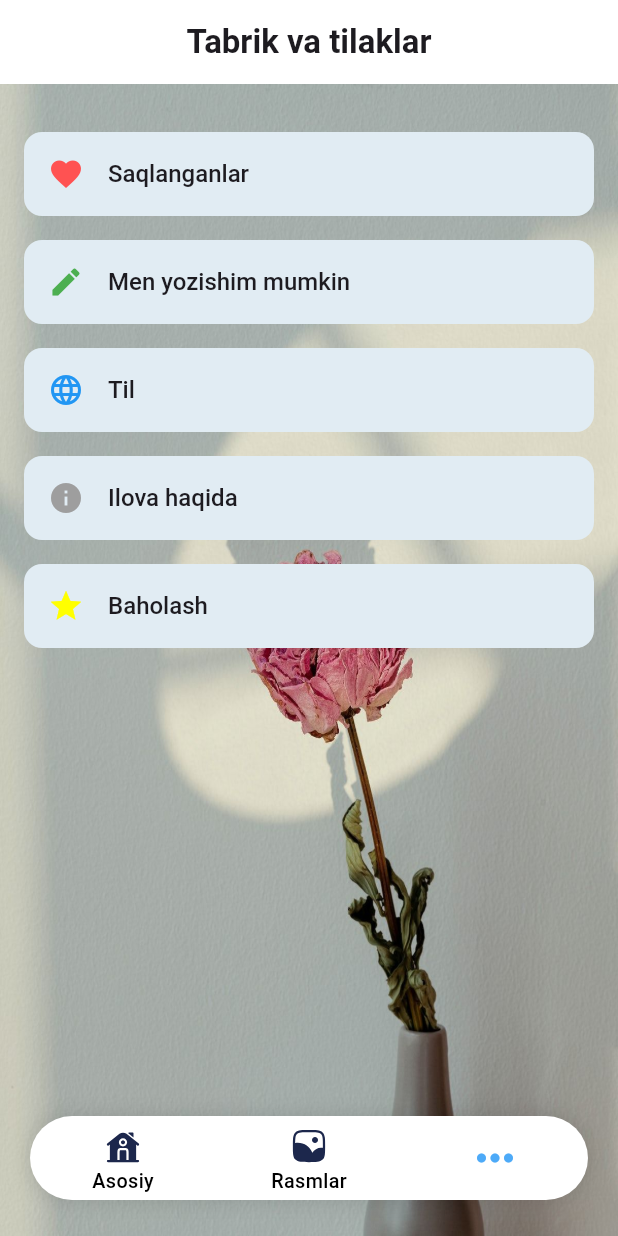
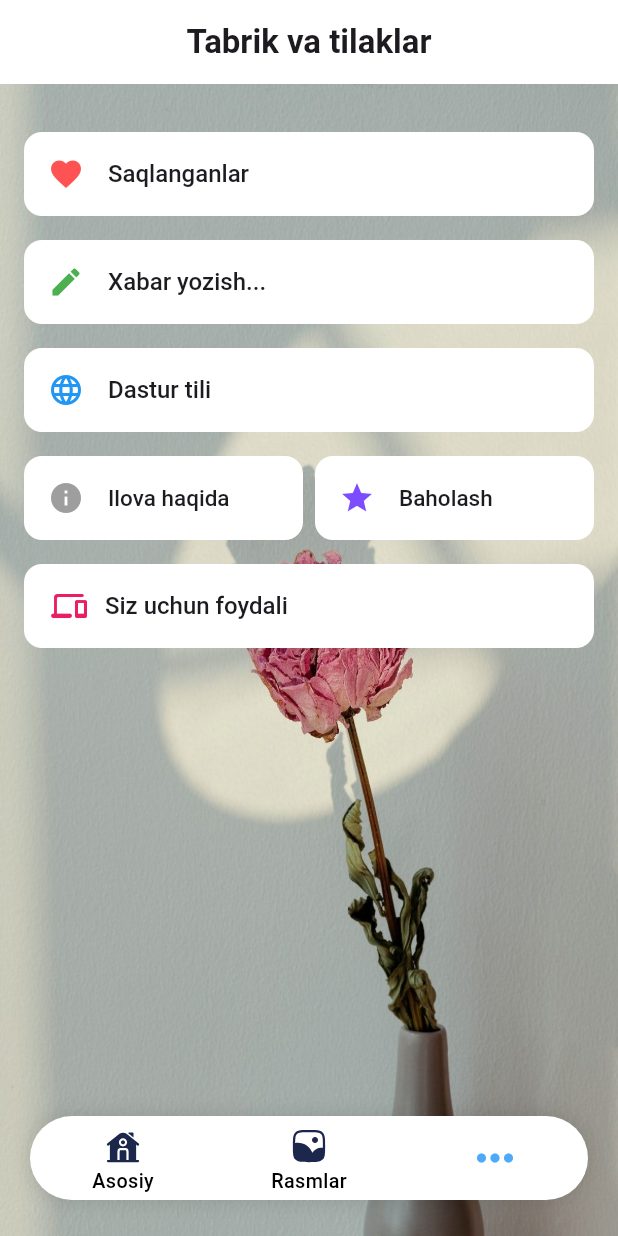
Before and after one commit to AbbosMamadaliyev/tabriknoma-va-tilaklar, a Flutter app: the screen it shows after launch, item 3 of the bottom bar chosen, on a phone screen of 412 x 824 dp. Run offline on Flutter 3.47's test engine with Material 3 defaults, Android fonts, the phone set to English and light mode, and no system bars; drawn by our look-alikes of google_mobile_ads; our stand-ins replace bloc, cached_network_image, connectivity_plus, curved_navigation_bar, dio, easy_localization and 22 more; missing offline and left inert: flutter_touch_ripple, rate_my_app; accounts and stored records are empty; network calls fail.

Commit message:
feat: foydali loyihalar bolimi, tg kanal, apps. +1 page reklama. app updated

```diff
--- a/assets/translations/uz.json
+++ b/assets/translations/uz.json
@@ -2,15 +2,15 @@
   "choose_lang": "Tilni tanlang",
   "confirm": "Tasdiqlash",
   "saved": "Saqlanganlar",
-  "i_write": "Men yozishim mumkin",
-  "langauge": "Til",
+  "i_write": "Xabar yozish...",
+  "langauge": "Dastur tili",
   "about_app": "Ilova haqida",
   "main": "Asosiy",
   "photos": "Rasmlar",
   "write_here": "Bu yerga yozing",
   "enter_your_text": "Matningizni kiriting",
   "please_enter_text": "Iltimos, matn kiriting",
-  "materials_in_the_app_taken_from_net": "Ilovadagi materiallar internet saytlardan olingan. Ushbu dastur muallifi ilovadagi materiallarni qo‘llab-quvvatlamaydi.",
+  "materials_in_the_app_taken_from_net": "Ilovadagi materiallar internet saytlardan olingan.",
   "share": "Ulashish",
   "evaluate": "Baholash",
   "if_you_like_app_please_rate_it": "Agar ilova sizga yoqqan bo‘lsa, uni baholang va do‘stlaringiz bilan ulashing.",
@@ -18,5 +18,11 @@
   "congratulations_via_pic": "Rasm orqali tabrik",
   "update": "Yangilash",
   "cancel": "Bekor qilish",
-  "update_app_info": "Hurmatli foydalanuvchi, ilovadan foydalanishni davom ettirish uchun sizdan so‘nggi versiyagacha yangilashingizni so'raymiz"
+  "update_app_info": "Hurmatli foydalanuvchi, ilovadan foydalanishni davom ettirish uchun sizdan so‘nggi versiyagacha yangilashingizni so'raymiz",
+  "useful_projects": "Foydali ilovalar",
+  "useful_for_you": "Siz uchun foydali",
+  "useful_channels": "Foydali kanallar",
+  "useful": "Foydali",
+  "install": "O'rnatish",
+  "transition": "O'tish"
 }
--- a/lib/domain/service/ad_helper.dart
+++ b/lib/domain/service/ad_helper.dart
@@ -42,6 +42,17 @@
     }
   }
 
+  static String get usefulInterstitialAdUnitId {
+    if (Platform.isAndroid) {
+      return 'ca-app-pub-8830329988183040/3890737029';
+
+      /// test ads id
+      return 'ca-app-pub-3940256099942544/1033173712';
+    } else {
+      throw UnsupportedError("Unsupported platform");
+    }
+  }
+
   static String get rewardedAdUnitId {
     if (Platform.isAndroid) {
       return "ca-app-pub-3940256099942544/5224354917";
--- a/lib/features/more/presentation/more_screen.dart
+++ b/lib/features/more/presentation/more_screen.dart
@@ -10,6 +10,7 @@
 import 'package:tabriklar/domain/service/ad_helper.dart';
 import 'package:tabriklar/features/common/presentation/widgets/lang_bottomsheet.dart';
 import 'package:tabriklar/features/components/custom_alert_dialog.dart';
+import 'package:tabriklar/features/more/presentation/widgets/for_you_useful_card.dart';
 import 'package:tabriklar/generated/locale_keys.g.dart';
 import 'package:tabriklar/main_navigation.dart';
 import 'package:tabriklar/utils/extensions.dart';
@@ -78,20 +79,35 @@
             );
           },
         ),
-        _buildListTile(LocaleKeys.about_app.tr(), Icons.info, Colors.grey, () {
+        Padding(
+          padding: const EdgeInsets.symmetric(horizontal: 16.0),
+          child: Row(
+            mainAxisSize: MainAxisSize.min,
+            spacing: 8,
+            children: [
+              Expanded(
+                child: _buildListTile(LocaleKeys.about_app.tr(), Icons.info, Colors.grey, () {
                   _showDialog();
-        }),
-        if (Platform.isAndroid)
-          _buildListTile(
+                }, isRow: true),
+              ),
+              Expanded(
+                child: _buildListTile(
                   LocaleKeys.evaluate.tr(),
                   Icons.star,
-            Colors.yellowAccent,
+                  Colors.deepPurpleAccent,
                   () {
                     const url = 'https://play.google.com/store/apps/details?id=com.mamadaliyev.abbos.tabriklar';
 
                     launchUrlString(url, mode: LaunchMode.externalApplication);
                   },
+                  isRow: true,
                 ),
+              ),
+            ],
+          ),
+        ),
+        const SizedBox(height: 8),
+        const UsefulForYouCard(),
         _bannerAd == null
             ? const SizedBox()
             : Container(
@@ -103,19 +119,20 @@
     );
   }
 
-  Container _buildListTile(String title, IconData icon, Color color, void Function() func) {
+  Widget _buildListTile(String title, IconData icon, Color color, void Function() func, {bool isRow = false}) {
     return Container(
-      margin: const EdgeInsets.symmetric(vertical: 8, horizontal: 16),
+      margin: EdgeInsets.symmetric(vertical: 8, horizontal: isRow ? 0 : 16),
+      width: MediaQuery.sizeOf(context).width,
       decoration: BoxDecoration(
         borderRadius: BorderRadius.circular(12),
-        color: AppColors.navBarColor,
+        color: AppColors.white,
       ),
       child: ListTile(
         onTap: func,
         leading: Icon(icon, color: color),
         title: Text(
           title,
-          style: context.textTheme.displaySmall!.copyWith(fontSize: 16, fontWeight: FontWeight.w500),
+          style: context.textTheme.displaySmall!.copyWith(fontSize: isRow ? 15 : 16, fontWeight: FontWeight.w500),
         ),
       ),
     );
--- /dev/null
+++ b/lib/features/more/presentation/widgets/for_you_useful_card.dart
@@ -0,0 +1,93 @@
+import 'dart:io';
+
+import 'package:easy_localization/easy_localization.dart';
+import 'package:flutter/material.dart';
+import 'package:google_mobile_ads/google_mobile_ads.dart';
+import 'package:tabriklar/assets/colors/app_colors.dart';
+import 'package:tabriklar/domain/service/ad_helper.dart';
+import 'package:tabriklar/features/more/presentation/pages/useful_projects_screen.dart';
+import 'package:tabriklar/generated/locale_keys.g.dart';
+import 'package:tabriklar/utils/extensions.dart';
+
+class UsefulForYouCard extends StatefulWidget {
+  const UsefulForYouCard({super.key});
+
+  @override
+  State<UsefulForYouCard> createState() => _UsefulForYouCardState();
+}
+
+class _UsefulForYouCardState extends State<UsefulForYouCard> {
+  InterstitialAd? _interstitialAd;
+  int _numInterstitialLoadAttempts = 0;
+  int maxFailedLoadAttempts = 3;
+
+  @override
+  void initState() {
+    if (Platform.isAndroid) {
+      loadInterstitialAd();
+    }
+    super.initState();
+  }
+
+  @override
+  Widget build(BuildContext context) {
+    return GestureDetector(
+      onTap: () {
+        print('_interstitialAd: $_interstitialAd');
+        if (_interstitialAd != null) {
+          _interstitialAd!.fullScreenContentCallback = FullScreenContentCallback(
+            onAdDismissedFullScreenContent: (ad) {
+              Navigator.of(context).push(MaterialPageRoute(builder: (context) => const UsefulProjectsScreen()));
+            },
+          );
+          _interstitialAd?.show();
+          _interstitialAd = null;
+        } else {
+          Navigator.of(context).push(MaterialPageRoute(builder: (context) => const UsefulProjectsScreen()));
+        }
+      },
+      child: Container(
+        padding: const EdgeInsets.symmetric(vertical: 16, horizontal: 18),
+        margin: const EdgeInsets.symmetric(horizontal: 16),
+        decoration: BoxDecoration(
+          borderRadius: BorderRadius.circular(12),
+          color: AppColors.white,
+        ),
+        child: Row(
+          children: [
+            const Icon(Icons.phonelink_rounded, color: Colors.pink),
+            const SizedBox(width: 12),
+            Text(
+              LocaleKeys.useful_for_you.tr(),
+              style: context.textTheme.displaySmall!.copyWith(fontSize: 16, fontWeight: FontWeight.w500),
+            ),
+          ],
+        ),
+      ),
+    );
+  }
+
+  void loadInterstitialAd() async {
+    await InterstitialAd.load(
+      adUnitId: AdHelper.usefulInterstitialAdUnitId,
+      request: const AdRequest(),
+      adLoadCallback: InterstitialAdLoadCallback(
+        onAdLoaded: (ad) {
+          setState(() {
+            _numInterstitialLoadAttempts = 0;
+            _interstitialAd = ad;
+            print('_interstitialAd: $ad');
+          });
+        },
+        onAdFailedToLoad: (err) {
+          _numInterstitialLoadAttempts += 1;
+          _interstitialAd = null;
+          if (_numInterstitialLoadAttempts < maxFailedLoadAttempts) {
+            loadInterstitialAd();
+          }
+          print('Failed to load an interstitial ad: ${err.message}');
+        },
+      ),
+    );
+  }
+}
--- a/pubspec.yaml
+++ b/pubspec.yaml
@@ -4,7 +4,7 @@
 publish_to: 'none' # Remove this line if you wish to publish to pub.dev
 
 # NOTE: update chiqaishdan oldin test reklamani o'chirish kerak
-version: 1.0.9+9
+version: 1.0.10+10
 
 environment:
   sdk: '>=3.1.3 <4.0.0'
@@ -66,6 +66,7 @@
   firebase_remote_config: ^5.3.1
   firebase_analytics: ^11.4.1
   rate_my_app: ^2.3.1
+  social_sharing_plus: ^1.2.3
 
 
 
```
Also changed, not shown: assets/translations/en.json (+8 -2 lines), assets/translations/ru.json (+9 -3 lines), lib/assets/constants/app_constants.dart (+42 -0 lines), lib/assets/constants/app_images.dart (+7 -0 lines), lib/domain/models/useful_apps_model.dart (added, +11 -0 lines), lib/domain/models/useful_channel_model.dart (added, +15 -0 lines), lib/features/congratulations/congratulations_birthday_widget.dart (+12 -3 lines), lib/features/more/presentation/pages/useful_projects_screen.dart (added, +104 -0 lines), lib/features/more/presentation/widgets/useful_channel_item.dart (added, +110 -0 lines), lib/features/more/presentation/widgets/useful_project_item.dart (added, +82 -0 lines), assets/images/ielts_band.png (added), assets/images/just_do.png (added), assets/images/m_mastery.jpg (added), assets/images/piony.jpg (added), 4 more files, 2 other files. Lines whose indentation alone changed are shown as unchanged.
